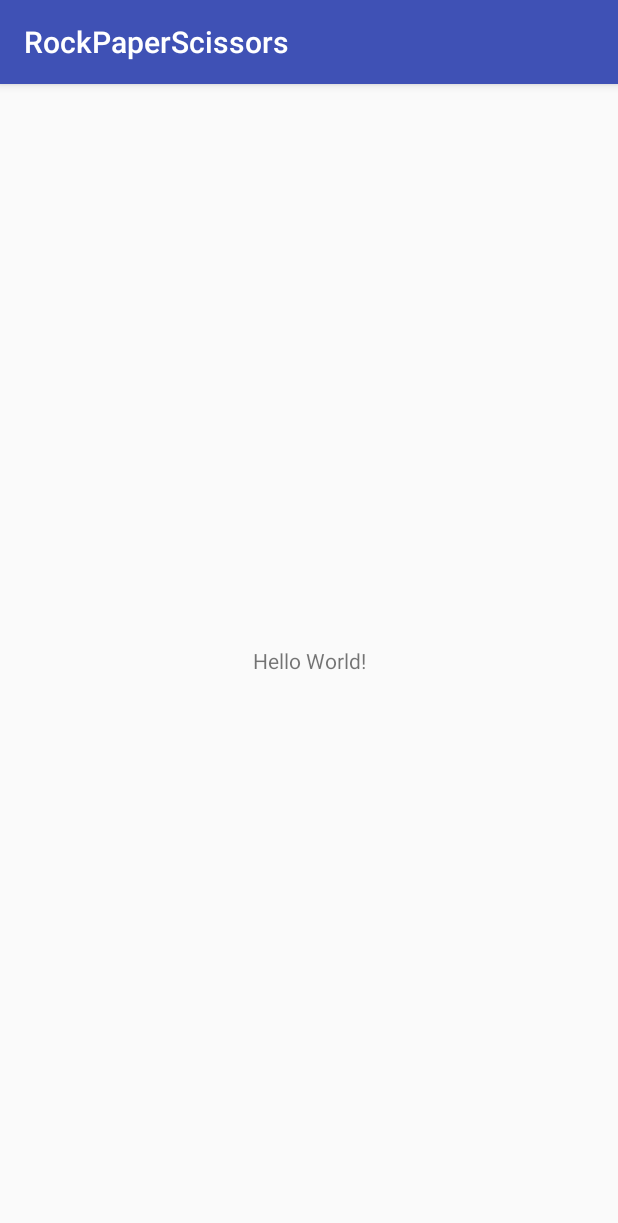
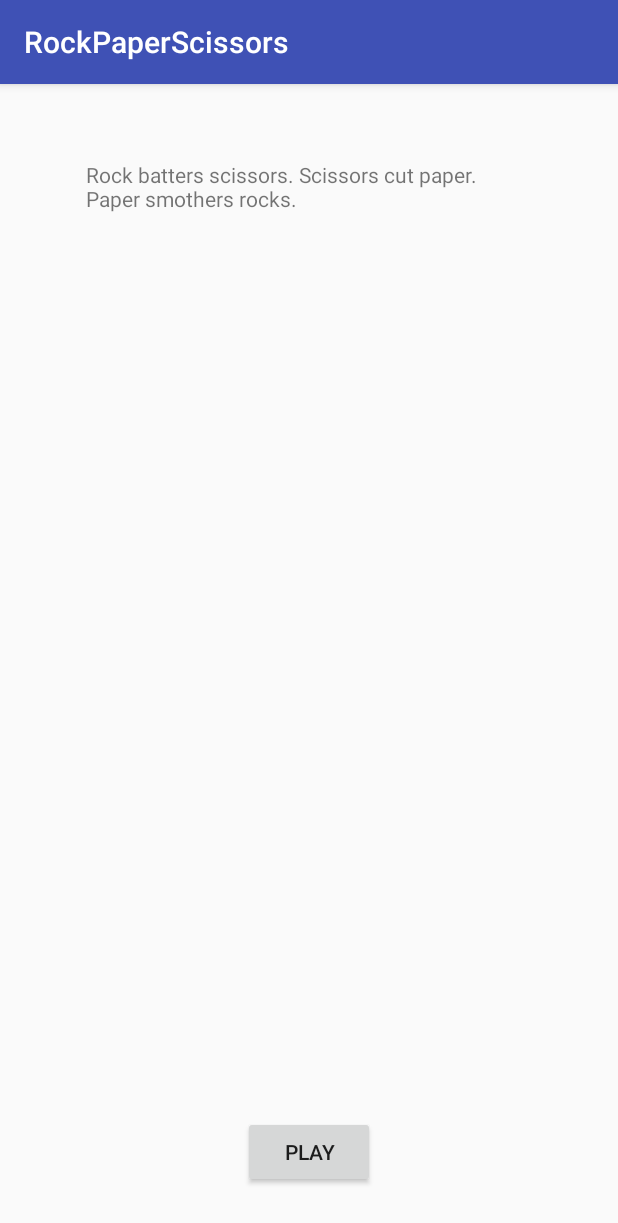
Before and after one commit to olgamaunsell/week_08_day3_rockpaperscissorslab, an Android app: the screen it shows after launch (GameActivity before the commit, WelcomeActivity after it), on a phone screen of 412 x 824 dp. Shown: the top 1223 px of the screen. Run offline under Robolectric (Android 15) with nearby library versions, the phone set to English and light mode, and no system bars.

Commit message:
rock paper scissors basic functionality

```diff
--- a/app/src/main/java/example/codeclan/com/rockpaperscissors/Move.java
+++ b/app/src/main/java/example/codeclan/com/rockpaperscissors/Move.java
@@ -8,4 +8,6 @@ enum Move {
     ROCK,
     PAPER,
     SCISSORS
+
+
 }
--- /dev/null
+++ b/app/src/main/java/example/codeclan/com/rockpaperscissors/WelcomeActivity.java
@@ -0,0 +1,24 @@
+package example.codeclan.com.rockpaperscissors;
+
+import android.content.Intent;
+import android.support.v7.app.AppCompatActivity;
+import android.os.Bundle;
+import android.view.View;
+import android.widget.Button;
+
+public class WelcomeActivity extends AppCompatActivity {
+
+    Button play;
+    @Override
+    protected void onCreate(Bundle savedInstanceState) {
+        super.onCreate(savedInstanceState);
+        setContentView(R.layout.activity_welcome);
+        play = findViewById(R.id.playBtn);
+    }
+
+    public void onPlayButtonClick(View view) {
+        Intent beginGame = new Intent(this, GameActivity.class);
+        startActivity(beginGame);
+
+    }
+}
--- /dev/null
+++ b/app/src/main/res/layout/activity_welcome.xml
@@ -0,0 +1,41 @@
+<?xml version="1.0" encoding="utf-8"?>
+<android.support.constraint.ConstraintLayout xmlns:android="http://schemas.android.com/apk/res/android"
+    xmlns:app="http://schemas.android.com/apk/res-auto"
+    xmlns:tools="http://schemas.android.com/tools"
+    android:layout_width="match_parent"
+    android:layout_height="match_parent"
+    tools:context="example.codeclan.com.rockpaperscissors.WelcomeActivity">
+
+    <TextView
+        android:id="@+id/rules"
+        android:layout_width="299dp"
+        android:layout_height="187dp"
+        android:layout_marginBottom="8dp"
+        android:layout_marginEnd="8dp"
+        android:layout_marginStart="8dp"
+        android:onClick="onPlayButtonClick"
+        android:text="@string/rules"
+        app:layout_constraintBottom_toBottomOf="parent"
+        app:layout_constraintEnd_toEndOf="parent"
+        app:layout_constraintHorizontal_bias="0.507"
+        app:layout_constraintStart_toStartOf="parent"
+        app:layout_constraintTop_toTopOf="parent"
+        app:layout_constraintVertical_bias="0.088" />
+
+    <Button
+        android:id="@+id/playBtn"
+        android:layout_width="wrap_content"
+        android:layout_height="wrap_content"
+        android:layout_marginBottom="32dp"
+        android:layout_marginEnd="8dp"
+        android:layout_marginStart="8dp"
+        android:layout_marginTop="8dp"
+        android:onClick="onPlayButtonClick"
+        android:text="play"
+        app:layout_constraintBottom_toBottomOf="parent"
+        app:layout_constraintEnd_toEndOf="parent"
+        app:layout_constraintStart_toStartOf="parent"
+        app:layout_constraintTop_toBottomOf="@+id/result"
+        app:layout_constraintVertical_bias="0.487"
+        tools:text="tools" />
+</android.support.constraint.ConstraintLayout>
--- a/app/src/main/res/values/colors.xml
+++ b/app/src/main/res/values/colors.xml
@@ -2,5 +2,5 @@
 <resources>
     <color name="colorPrimary">#3F51B5</color>
     <color name="colorPrimaryDark">#303F9F</color>
-    <color name="colorAccent">#FF4081</color>
+    <color name="colorAccent">#ff4081</color>
 </resources>
--- a/app/src/main/res/values/strings.xml
+++ b/app/src/main/res/values/strings.xml
@@ -1,3 +1,4 @@
 <resources>
     <string name="app_name">RockPaperScissors</string>
+    <string name="rules">Rock batters scissors. Scissors cut paper. Paper smothers rocks.</string>
 </resources>
```
Also changed, not shown: app/src/main/AndroidManifest.xml (+7 -0 lines), app/src/main/java/example/codeclan/com/rockpaperscissors/GameActivity.java (+66 -0 lines), app/src/main/java/example/codeclan/com/rockpaperscissors/ResultActivity.java (added, +33 -0 lines), app/src/main/java/example/codeclan/com/rockpaperscissors/RockPaperScissors.java (+36 -1 lines), app/src/main/res/layout/game_activity.xml (+65 -2 lines), app/src/main/res/layout/result.xml (added, +27 -0 lines), 1 other file.
